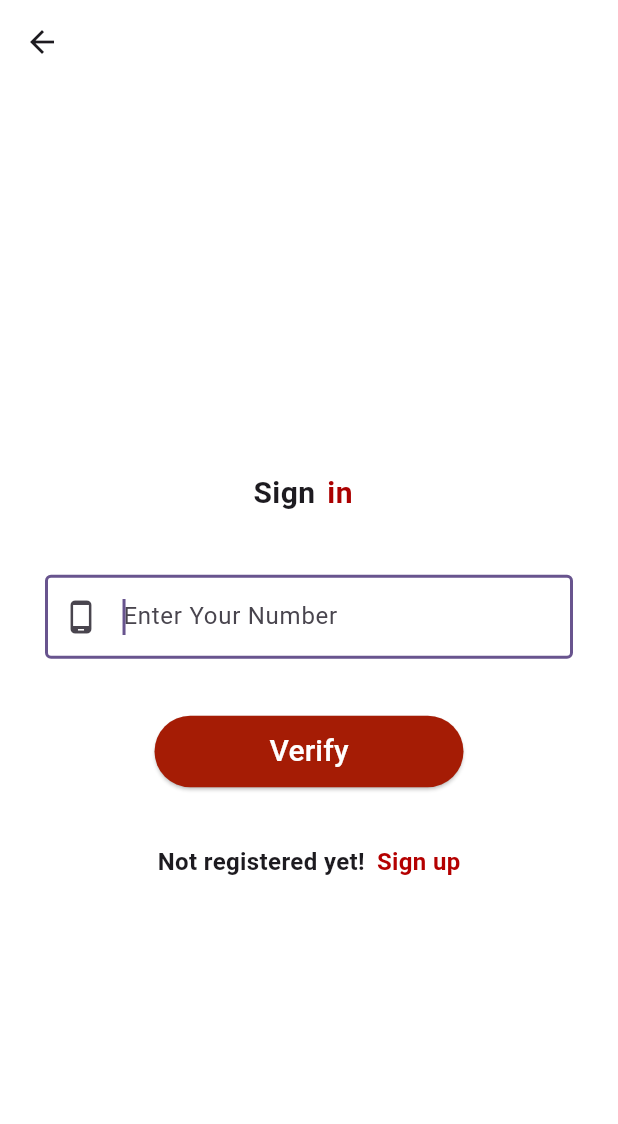
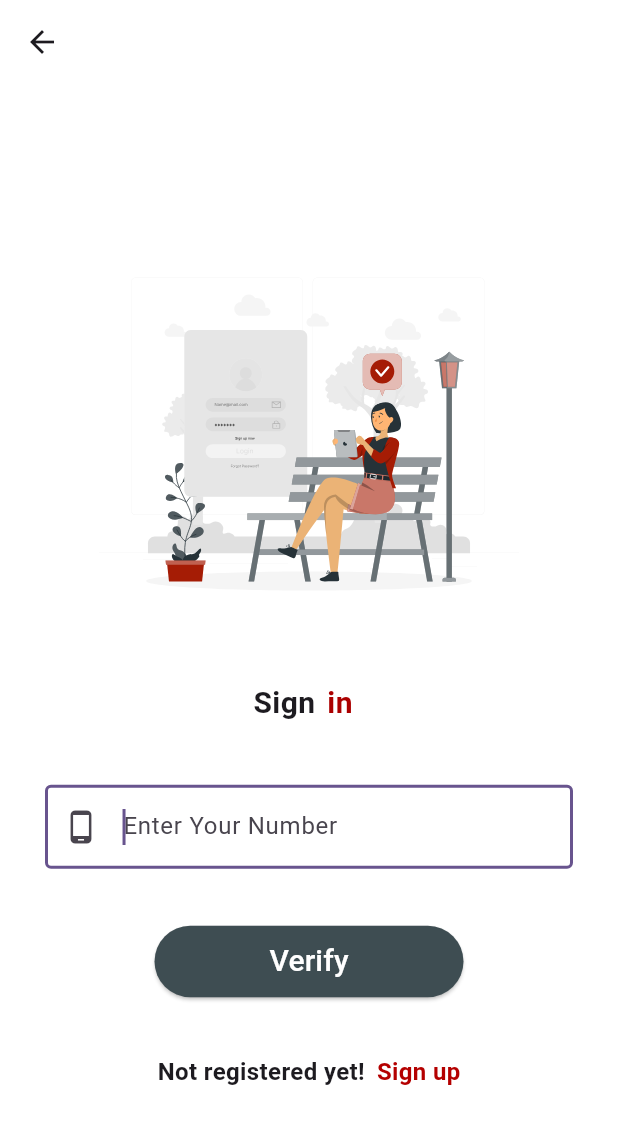
Before and after one commit to ananthi08/ypc_chef, a Flutter app: the MobileNumber screen opened directly, on a phone screen of 412 x 824 dp. Shown: the top 1124 px of the screen. Run offline on Flutter 3.47's test engine with Material 2 defaults, Android fonts, the light colour scheme and no system bars; our stand-ins replace dotted_border, flutter_svg, google_fonts, image_picker, intl_phone_field, otp_text_field and 4 more; accounts and stored records are empty.

Commit message:
otp page

```diff
--- a/lib/common_widget/customimage.dart
+++ b/lib/common_widget/customimage.dart
@@ -1,4 +1,5 @@
 import 'package:flutter/material.dart';
+import 'package:flutter_svg/svg.dart';
 
 
 class CustomImage extends StatelessWidget {
@@ -24,3 +25,26 @@ class CustomImage extends StatelessWidget {
     );
   }
 }
+class CustomSVGImage extends StatelessWidget {
+  final String path;
+  final double height;
+  final Color bordercolor;
+  const CustomSVGImage(
+      {super.key,
+      required this.path,
+      required this.height,
+      required this.bordercolor});
+
+  @override
+  Widget build(BuildContext context) {
+    return Column(
+      children: [
+        SvgPicture.asset(
+          path,
+          height: height,
+          fit: BoxFit.fill,
+        ),
+      ],
+    );
+  }
+}
--- a/lib/model/auth_model.dart
+++ b/lib/model/auth_model.dart
@@ -188,18 +188,18 @@ class VerifyOTP {
 class VerifyOTPRequest {
   String? mobileNumber;
   String otp;
-  String userId;
+  String loginId;
   VerifyOTPRequest({
     required this.otp,
     required this.mobileNumber,
-    required this.userId,
+    required this.loginId,
   });
 
   Map<String, dynamic> toMap() {
     return <String, dynamic>{
       'otp': otp,
       'mobileNumber': mobileNumber,
-      'userId': userId,
+      'loginId': loginId,
     };
   }
 
@@ -207,7 +207,7 @@ class VerifyOTPRequest {
     return VerifyOTPRequest(
       mobileNumber: map['mobileNumber'] as String,
       otp: map['otp'] as String,
-      userId: map['userId'] as String,
+      loginId: map['loginId'] as String,
     );
   }
 
--- a/lib/views/auth/signinnn bloc/loginwithmobilenumber/widget.dart
+++ b/lib/views/auth/signinnn bloc/loginwithmobilenumber/widget.dart
@@ -1,8 +1,7 @@
+import 'package:chef_frontend/common_widget/customimage.dart';
 import 'package:chef_frontend/common_widget/dual_color_widget.dart';
 import 'package:chef_frontend/views/auth/signinnn%20bloc/loginwithmobilenumber/MobileNumberBloc.dart';
 import 'package:flutter/material.dart';
-
-
 class MobileNumber extends StatefulWidget {
   static String route = '/chef/send otp';
 
@@ -47,11 +46,11 @@ class _MobileNumberState extends State<MobileNumber> {
           child: SingleChildScrollView(
             child: Column(
               children: [
-                // const CustomSVGImage(
-                //   path: "assets/number_input.svg",
-                //   height: 280,
-                //   bordercolor: Colors.black,
-                // ),
+                const CustomSVGImage(
+                  path: "assets/number_input.svg",
+                  height: 280,
+                  bordercolor: Colors.black,
+                ),
                 const SizedBox(
                   height: 20,
                 ),
@@ -95,7 +94,7 @@ class _MobileNumberState extends State<MobileNumber> {
                           width: mediaQuery.size.width / 2,
                           child: ElevatedButton(
                             style: ElevatedButton.styleFrom(
-                              primary: const Color(0xFFA51C05),
+                              primary: const Color(0xFF3E4D52),
                               onPrimary: Colors.white,
                             ),
                             onPressed: () {
```
Also changed, not shown: lib/common_widget/otp_inputfield.dart (+5 -5 lines), lib/service/auth_service/authentication_view.dart (+83 -69 lines), lib/views/auth/signin/otpformobile.dart (+11 -10 lines), lib/views/auth/signin/signin_view.dart (+4 -4 lines), lib/views/auth/signinnn bloc/loginwithmobilenumber/MobileNumberBloc.dart (+13 -3 lines), assets/number_input.svg (added).
